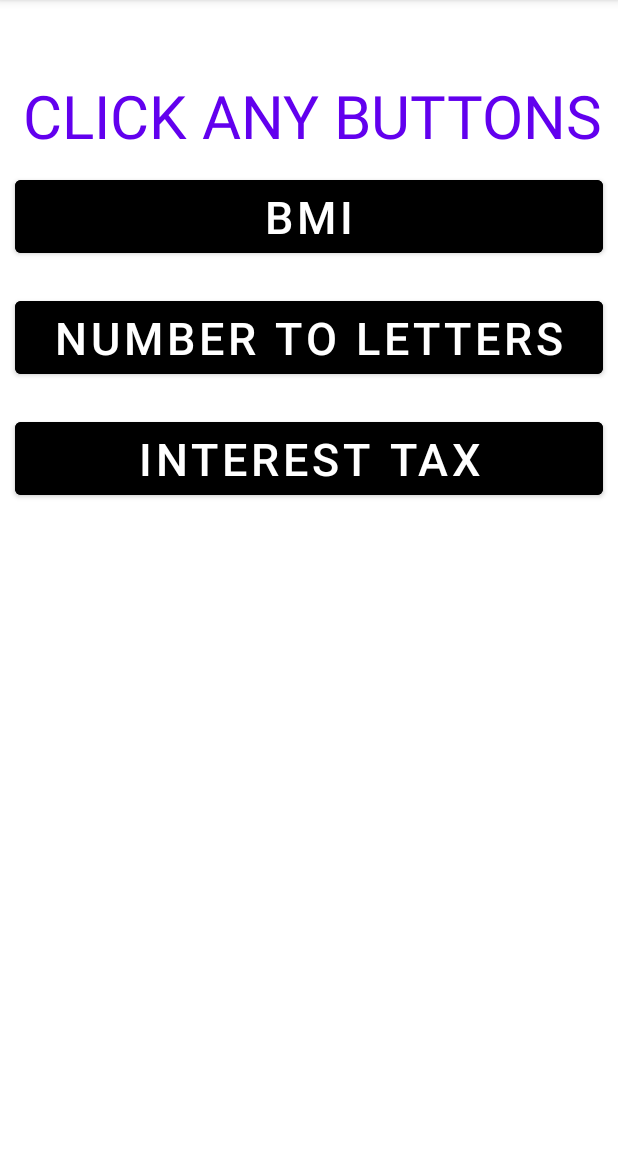
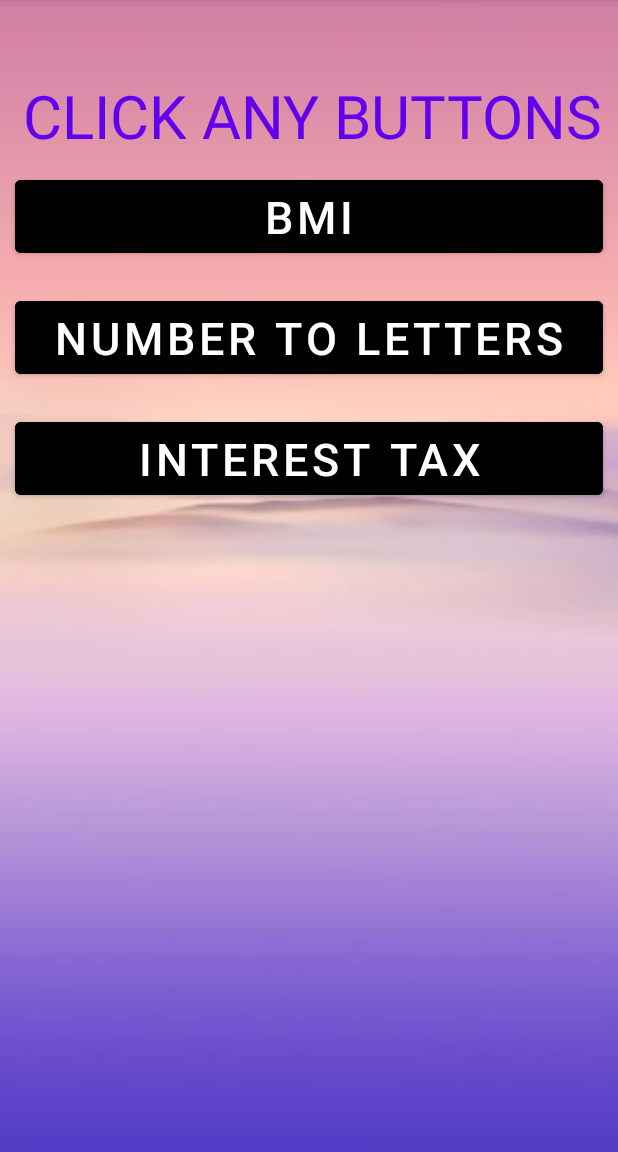
Before and after one commit to shrististh/stw300cemandroid-assignment---1-shrististh, an Android app: the screen it shows after launch (MainActivity), on a phone screen of 412 x 824 dp, the part 84-1236 px from its top. Run offline under Robolectric (Android 15) with nearby library versions, the phone set to English and light mode, and no system bars.

Commit message:
Background image added

```diff
--- a/app/src/main/res/layout/activity_main.xml
+++ b/app/src/main/res/layout/activity_main.xml
@@ -5,7 +5,8 @@
     android:layout_width="match_parent"
     android:layout_height="match_parent"
     android:orientation="vertical"
-    tools:context=".MainActivity">
+    tools:context=".MainActivity"
+    android:background="@drawable/tt1">
 
 
 
```
Also changed, not shown: app/src/main/res/drawable/tt1.jpg (added).
